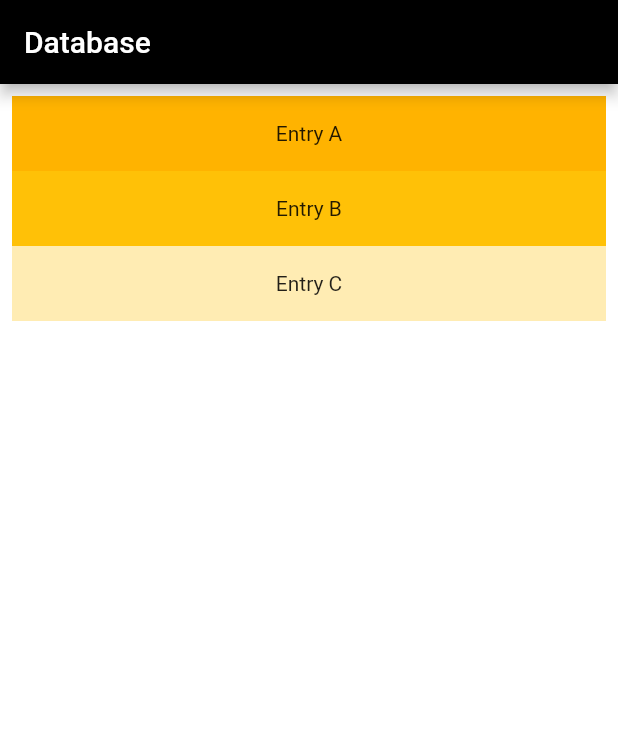
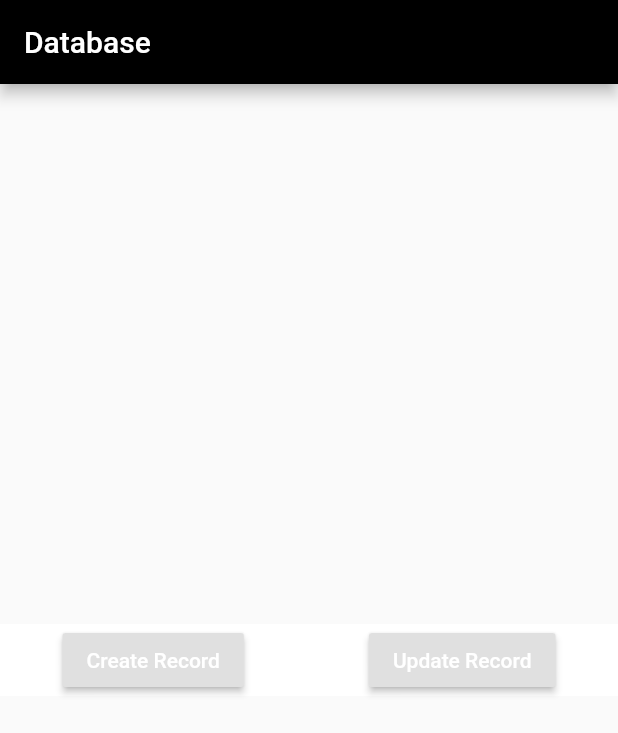
Before and after one commit to linagas/bike_loca_x, a Flutter app: the screen it shows after launch, after a tap on "Data", on a phone screen of 412 x 824 dp. Shown: the top 733 px of the screen. Run offline on Flutter 3.47's test engine with Material 2 defaults, Android fonts, the phone set to English and light mode, and no system bars; our stand-ins replace cloud_firestore, google_maps_flutter; accounts and stored records are empty.

Commit message:
Create and update firestore record dummy button

```diff
--- a/lib/components/database.dart
+++ b/lib/components/database.dart
@@ -1,6 +1,10 @@
 import 'package:flutter/material.dart';
+import 'package:cloud_firestore/cloud_firestore.dart';
 
 class Database extends StatelessWidget {
+  // Declare database instance by reference
+  final databaseReference = Firestore.instance;
+
   @override
   Widget build(BuildContext context) {
     return MaterialApp(
@@ -12,25 +16,42 @@ class Database extends StatelessWidget {
             body: Center(
                 child: Container(
                     color: Colors.white,
-                    child: ListView(
-                      padding: const EdgeInsets.all(8),
-                      children: <Widget>[
-                        Container(
-                          height: 50,
-                          color: Colors.amber[600],
-                          child: const Center(child: Text('Entry A')),
-                        ),
-                        Container(
-                          height: 50,
-                          color: Colors.amber[500],
-                          child: const Center(child: Text('Entry B')),
-                        ),
-                        Container(
-                          height: 50,
-                          color: Colors.amber[100],
-                          child: const Center(child: Text('Entry C')),
-                        ),
-                      ],
-                    )))));
+                    child: Row(
+                        crossAxisAlignment: CrossAxisAlignment.center,
+                        mainAxisAlignment: MainAxisAlignment.spaceAround,
+                        children: <Widget>[
+                          RaisedButton(
+                              child: Text('Create Record',
+                                  style: new TextStyle(color: Colors.white)),
+                              onPressed: () {
+                                createRecord();
+                              }),
+                          RaisedButton(
+                              child: Text('Update Record',
+                                  style: new TextStyle(color: Colors.white)),
+                              onPressed: () {
+                                updateRecord();
+                              }),
+                        ])))));
+  }
+
+  void createRecord() async {
+    DocumentReference ref =
+        await databaseReference.collection("locations").add({
+      'name': 'From APP',
+      'description': 'New record From app desc',
+      'lat': 0,
+      'lon': 0
+    });
+    print(ref.documentID);
+  }
+
+  void updateRecord() async {
+    await databaseReference.collection("locations").document("1").setData({
+      'name': 'From APP',
+      'description': 'Update record button',
+      'lat': 0,
+      'lon': 0
+    });
   }
 }
```
